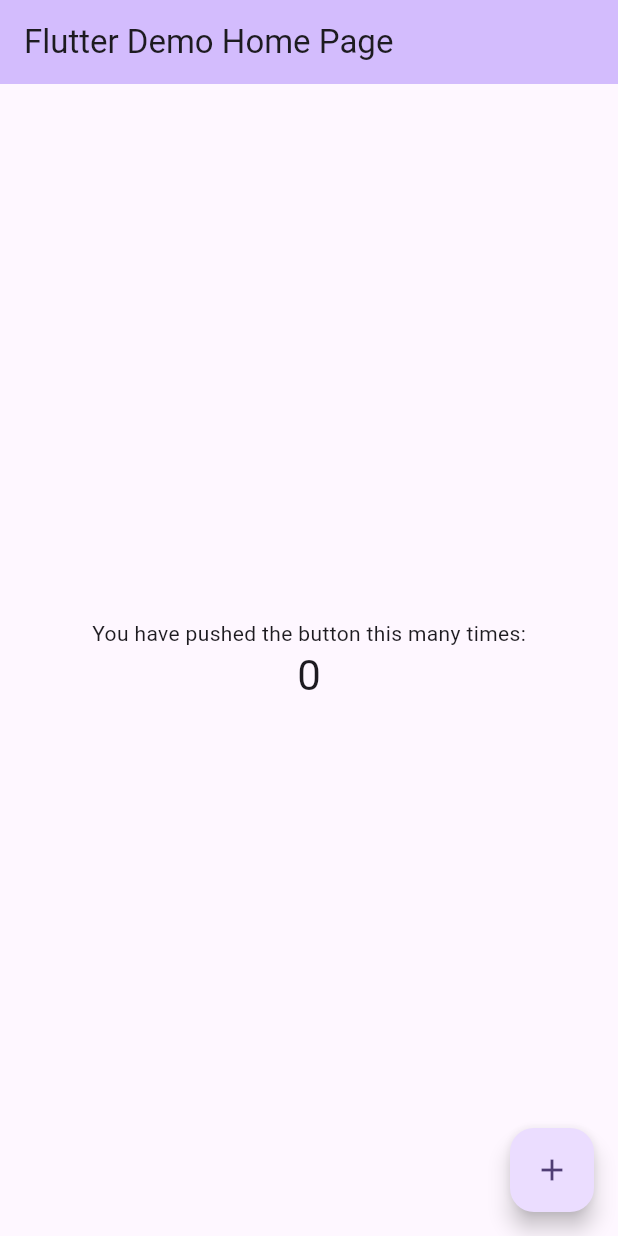
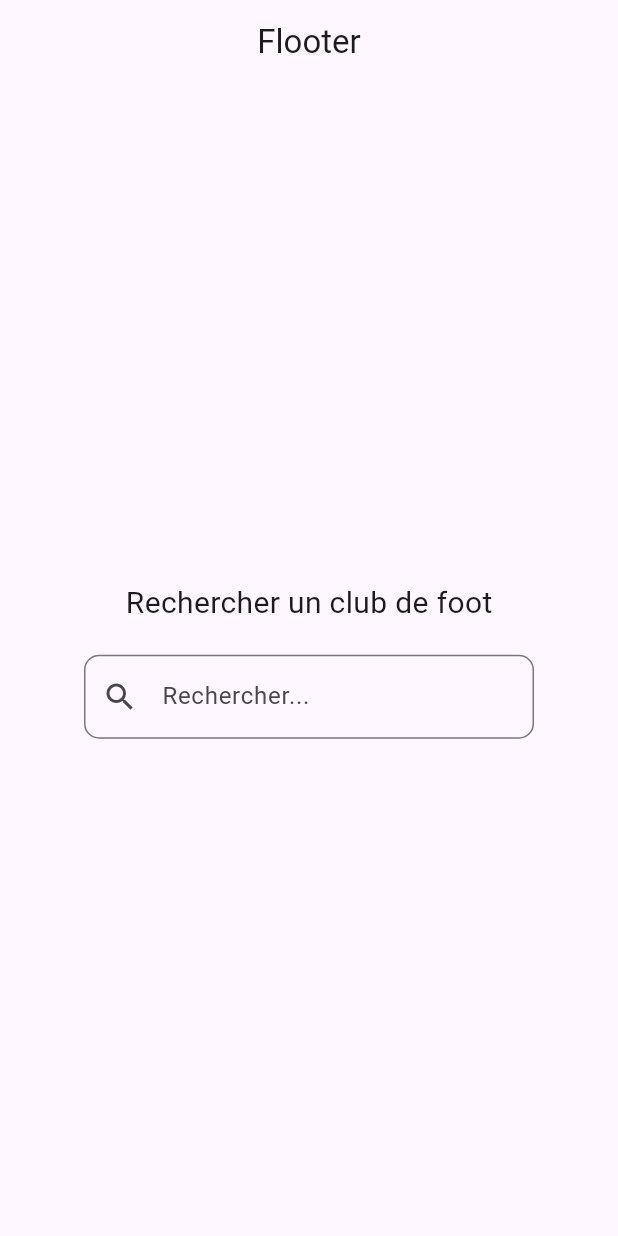
Before and after one commit to nwb2018/Projet-Flooter-Flutter, a Flutter app: the screen it shows after launch, on a phone screen of 412 x 824 dp. Run offline on Flutter 3.47's test engine with Material 3 defaults, Android fonts, the phone set to English and light mode, and no system bars.

Commit message:
[ADD]Home_page

```diff
--- a/lib/main.dart
+++ b/lib/main.dart
@@ -1,3 +1,4 @@
+import 'package:flooter/pages/home.dart';
 import 'package:flutter/material.dart';
 
 void main() {
@@ -7,119 +8,14 @@ void main() {
 class MyApp extends StatelessWidget {
   const MyApp({super.key});
 
-  // This widget is the root of your application.
   @override
   Widget build(BuildContext context) {
     return MaterialApp(
-      title: 'Flutter Demo',
-      theme: ThemeData(
-        // This is the theme of your application.
-        //
-        // TRY THIS: Try running your application with "flutter run". You'll see
-        // the application has a purple toolbar. Then, without quitting the app,
-        // try changing the seedColor in the colorScheme below to Colors.green
-        // and then invoke "hot reload" (save your changes or press the "hot
-        // reload" button in a Flutter-supported IDE, or press "r" if you used
-        // the command line to start the app).
-        //
-        // Notice that the counter didn't reset back to zero; the application
-        // state is not lost during the reload. To reset the state, use hot
-        // restart instead.
-        //
-        // This works for code too, not just values: Most code changes can be
-        // tested with just a hot reload.
-        colorScheme: ColorScheme.fromSeed(seedColor: Colors.deepPurple),
-        useMaterial3: true,
-      ),
-      home: const MyHomePage(title: 'Flutter Demo Home Page'),
-    );
+        title: 'Flutter Demo',
+        theme: ThemeData(
+          colorScheme: ColorScheme.fromSeed(seedColor: Colors.deepPurple),
+          useMaterial3: true,
+        ),
+        home: const HomePage());
   }
 }
-
-class MyHomePage extends StatefulWidget {
-  const MyHomePage({super.key, required this.title});
-
-  // This widget is the home page of your application. It is stateful, meaning
-  // that it has a State object (defined below) that contains fields that affect
-  // how it looks.
-
-  // This class is the configuration for the state. It holds the values (in this
-  // case the title) provided by the parent (in this case the App widget) and
-  // used by the build method of the State. Fields in a Widget subclass are
-  // always marked "final".
-
-  final String title;
-
-  @override
-  State<MyHomePage> createState() => _MyHomePageState();
-}
-
-class _MyHomePageState extends State<MyHomePage> {
-  int _counter = 0;
-
-  void _incrementCounter() {
-    setState(() {
-      // This call to setState tells the Flutter framework that something has
-      // changed in this State, which causes it to rerun the build method below
-      // so that the display can reflect the updated values. If we changed
-      // _counter without calling setState(), then the build method would not be
-      // called again, and so nothing would appear to happen.
-      _counter++;
-    });
-  }
-
-  @override
-  Widget build(BuildContext context) {
-    // This method is rerun every time setState is called, for instance as done
-    // by the _incrementCounter method above.
-    //
-    // The Flutter framework has been optimized to make rerunning build methods
-    // fast, so that you can just rebuild anything that needs updating rather
-    // than having to individually change instances of widgets.
-    return Scaffold(
-      appBar: AppBar(
-        // TRY THIS: Try changing the color here to a specific color (to
-        // Colors.amber, perhaps?) and trigger a hot reload to see the AppBar
-        // change color while the other colors stay the same.
-        backgroundColor: Theme.of(context).colorScheme.inversePrimary,
-        // Here we take the value from the MyHomePage object that was created by
-        // the App.build method, and use it to set our appbar title.
-        title: Text(widget.title),
-      ),
-      body: Center(
-        // Center is a layout widget. It takes a single child and positions it
-        // in the middle of the parent.
-        child: Column(
-          // Column is also a layout widget. It takes a list of children and
-          // arranges them vertically. By default, it sizes itself to fit its
-          // children horizontally, and tries to be as tall as its parent.
-          //
-          // Column has various properties to control how it sizes itself and
-          // how it positions its children. Here we use mainAxisAlignment to
-          // center the children vertically; the main axis here is the vertical
-          // axis because Columns are vertical (the cross axis would be
-          // horizontal).
-          //
-          // TRY THIS: Invoke "debug painting" (choose the "Toggle Debug Paint"
-          // action in the IDE, or press "p" in the console), to see the
-          // wireframe for each widget.
-          mainAxisAlignment: MainAxisAlignment.center,
-          children: <Widget>[
-            const Text(
-              'You have pushed the button this many times:',
-            ),
-            Text(
-              '$_counter',
-              style: Theme.of(context).textTheme.headlineMedium,
-            ),
-          ],
-        ),
-      ),
-      floatingActionButton: FloatingActionButton(
-        onPressed: _incrementCounter,
-        tooltip: 'Increment',
-        child: const Icon(Icons.add),
-      ), // This trailing comma makes auto-formatting nicer for build methods.
-    );
-  }
-}
--- /dev/null
+++ b/lib/pages/home.dart
@@ -0,0 +1,57 @@
+import 'package:flutter/material.dart';
+
+class HomePage extends StatefulWidget {
+  const HomePage({super.key});
+
+  @override
+  State<HomePage> createState() => _HomePageState();
+}
+
+class _HomePageState extends State<HomePage> {
+  @override
+  Widget build(BuildContext context) {
+    return Scaffold(
+      appBar: AppBar(
+        title: const Text('Flooter'),
+        centerTitle: true,
+      ),
+      body: const Center(
+        child: Padding(
+          padding: EdgeInsets.all(16.0),
+          child: Column(
+            mainAxisAlignment: MainAxisAlignment.center,
+            children: [
+              Text(
+                'Rechercher un club de foot',
+                style: TextStyle(fontSize: 20),
+              ),
+              SizedBox(height: 20),
+              SearchBar(),
+            ],
+          ),
+        ),
+      ),
+    );
+  }
+}
+
+class SearchBar extends StatelessWidget {
+  const SearchBar({super.key});
+
+  @override
+  Widget build(BuildContext context) {
+    // ignore: sized_box_for_whitespace
+    return Container(
+      width: 300,
+      child: TextField(
+        decoration: InputDecoration(
+          hintText: 'Rechercher...',
+          prefixIcon: const Icon(Icons.search),
+          border: OutlineInputBorder(
+            borderRadius: BorderRadius.circular(10),
+          ),
+        ),
+      ),
+    );
+  }
+}
```
